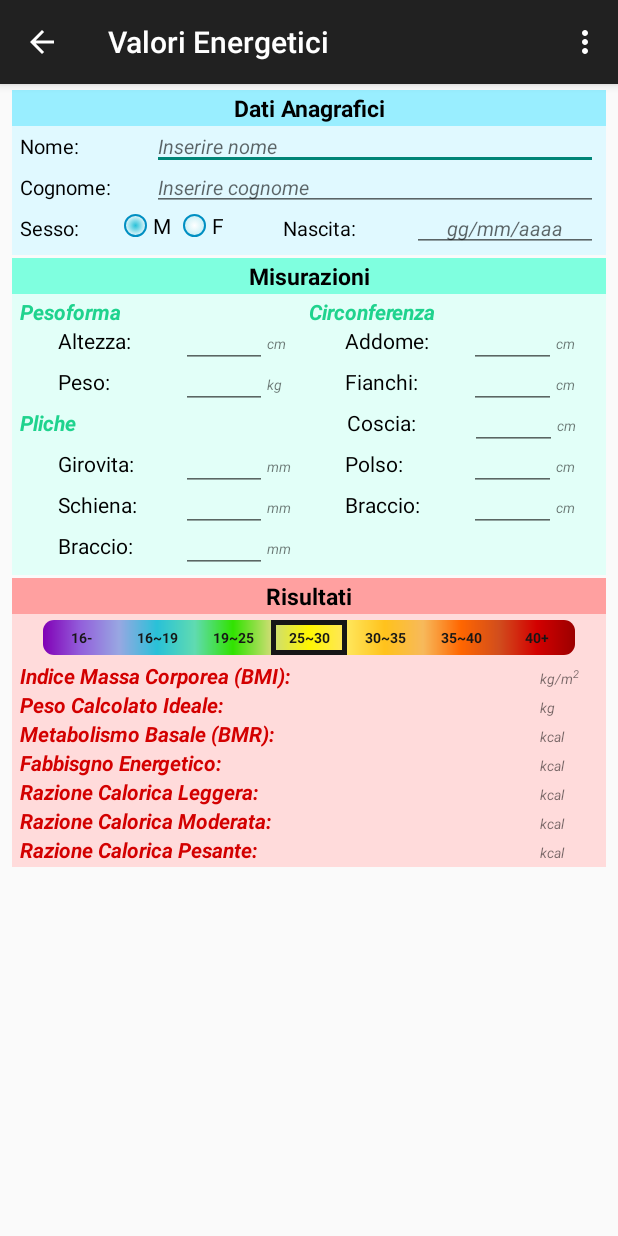
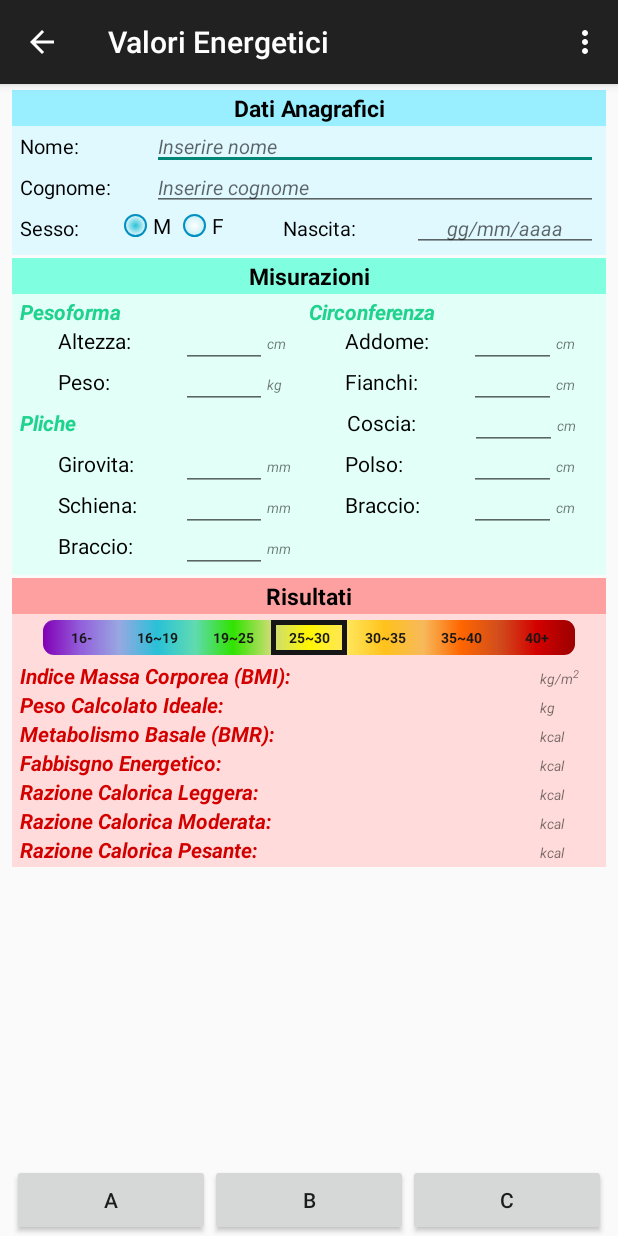
Before and after one commit to GLiccardo/IoNutrizionista, an Android app: the Funzionalita1Activity screen opened directly, with no data from a screen before it, on a phone screen of 412 x 824 dp. Run offline under Robolectric (Android 15) with nearby library versions, the phone set to English and light mode, and no system bars.

Commit message:
Update 02/03/15: * Aggiunti button A-B-C

```diff
--- a/app/src/main/res/layout/fragment_funzionalita1.xml
+++ b/app/src/main/res/layout/fragment_funzionalita1.xml
@@ -780,4 +780,37 @@
         </TableRow>
     </TableLayout>
 
+    <LinearLayout
+        android:layout_width="match_parent"
+        android:layout_height="wrap_content"
+        android:weightSum="3"
+        android:orientation="horizontal"
+        android:layout_alignParentBottom="true" >
+
+        <Button
+            style="?android:attr/buttonStyleSmall"
+            android:layout_width="wrap_content"
+            android:layout_height="wrap_content"
+            android:layout_weight="1"
+            android:text="A"
+            android:id="@+id/button" />
+
+        <Button
+            style="?android:attr/buttonStyleSmall"
+            android:layout_width="wrap_content"
+            android:layout_height="wrap_content"
+            android:layout_weight="1"
+            android:text="B"
+            android:id="@+id/button2" />
+
+        <Button
+            style="?android:attr/buttonStyleSmall"
+            android:layout_width="wrap_content"
+            android:layout_height="wrap_content"
+            android:layout_weight="1"
+            android:text="C"
+            android:id="@+id/button3" />
+
+    </LinearLayout>
+
 </RelativeLayout>
```
Also changed, not shown: 1 other file.
